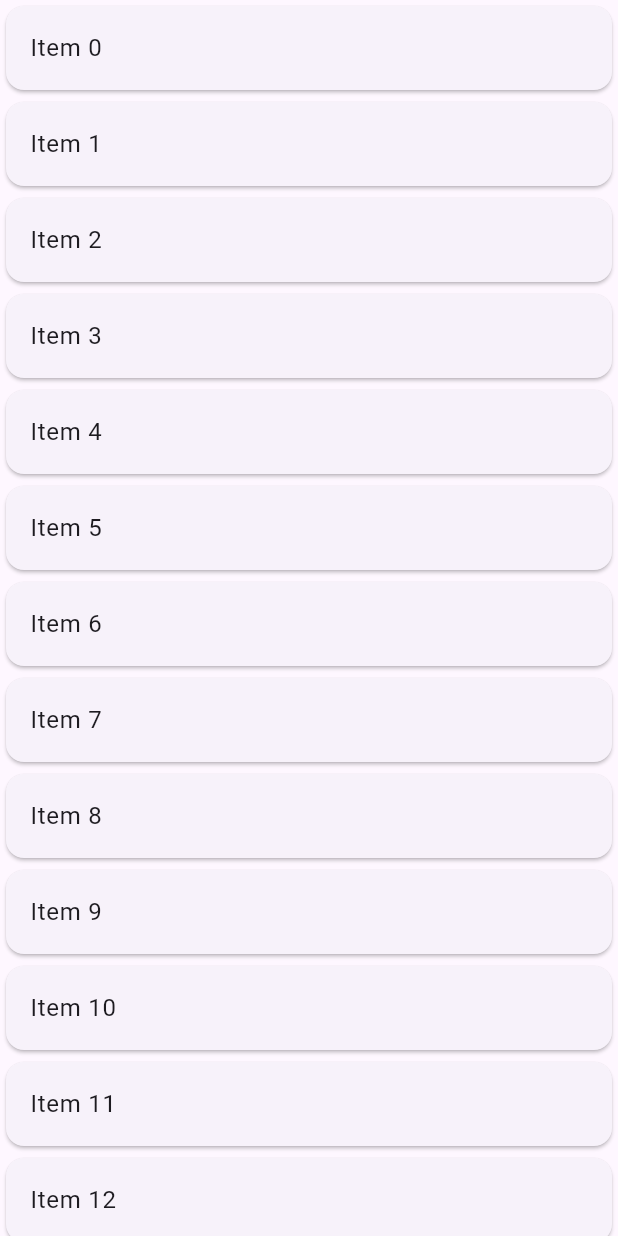
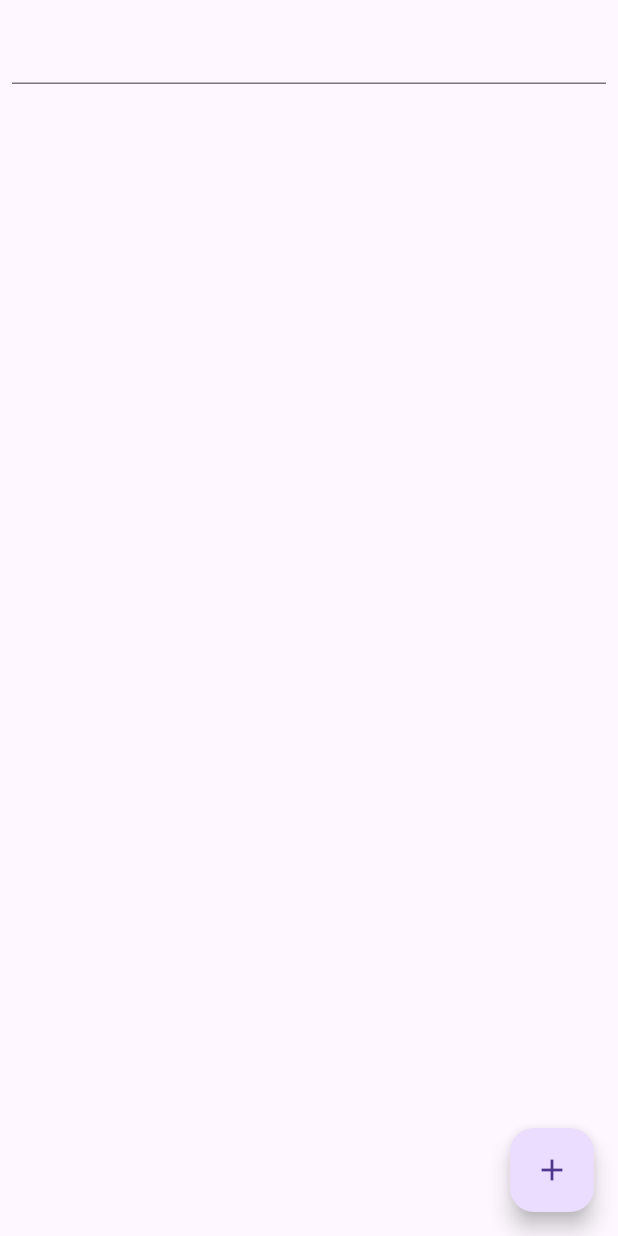
Before and after one commit to mooonseok/flutter_test, a Flutter app: the screen it shows after launch, on a phone screen of 412 x 824 dp. Run offline on Flutter 3.47's test engine with Material 3 defaults, Android fonts, the phone set to English and light mode, and no system bars.

```diff
--- /dev/null
+++ b/lib/home_screen_7.dart
@@ -0,0 +1,65 @@
+import 'package:flutter/material.dart';
+
+class HomeScreen7 extends StatefulWidget {
+  const HomeScreen7({Key? key}) : super(key: key);
+
+  @override
+  State<HomeScreen7> createState() => _HomeScreen7State();
+}
+
+class _HomeScreen7State extends State<HomeScreen7> {
+  final todos = <String>[];
+  final controller = TextEditingController();
+
+  @override
+  Widget build(BuildContext context) {
+    return SafeArea(
+      child: Scaffold(
+        floatingActionButton: FloatingActionButton(
+          child: const Icon(Icons.add),
+          onPressed: () {
+            setState(() {
+              todos.add(controller.text);
+              controller.clear();
+            });
+          },
+        ),
+        body: Padding(
+          padding: const EdgeInsets.all(8.0),
+          child: Column(
+            children: [
+              TextField(
+                controller: controller,
+              ),
+              Expanded(
+                child: ListView.builder(
+                  itemCount: todos.length,
+                  itemBuilder: (context, int index) {
+                    final todo = todos[index];
+                    return Dismissible(
+                      key: Key("$todo$index"),
+                      background: Container(
+                        color: Colors.red,
+                      ),
+                      onDismissed: (direction) {
+                        //튜토리얼에는 없지만 이걸 빼 먹으면 에러 남
+                        setState(() {
+                          todos.removeAt(index);
+                        });
+                      },
+                      child: Card(
+                        child: ListTile(
+                          title: Text(todo),
+                        ),
+                      ),
+                    );
+                  },
+                ),
+              ),
+            ],
+          ),
+        ),
+      ),
+    );
+  }
+}
--- a/lib/main.dart
+++ b/lib/main.dart
@@ -1,5 +1,5 @@
 import 'package:flutter/material.dart';
-import 'package:flutter_test_project/home_screen_4.dart';
+import 'package:flutter_test_project/home_screen_7.dart';
 
 void main() {
   runApp(const MyApp());
@@ -10,10 +10,8 @@ class MyApp extends StatelessWidget {
 
   @override
   Widget build(BuildContext context) {
-    return MaterialApp(
-      home: HomeScreen4(
-        items: List.generate(10000, (i) => "Item $i"),
-      ),
+    return const MaterialApp(
+      home: HomeScreen7(),
     );
   }
 }
```
Also changed, not shown: 1 other file.
